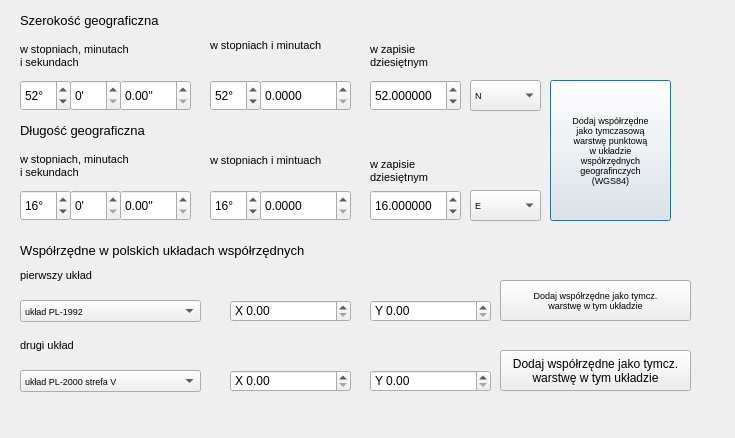
Old version of the form pl_coordinate_converter_dialog_base.ui in the repository kieemi/pl_coordinate_converter.
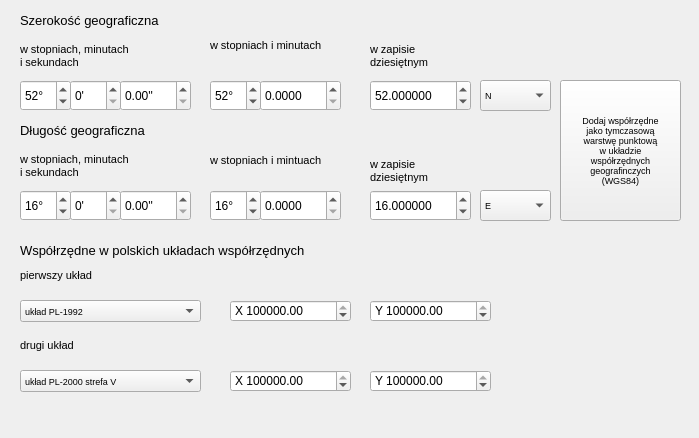
New version of the form.

Commit message: adding more connections beetween fields for dynamic conversions

What changed in the file:
```diff
--- a/pl_coordinate_converter_dialog_base.ui
+++ b/pl_coordinate_converter_dialog_base.ui
@@ -6,7 +6,7 @@
    <rect>
     <x>0</x>
     <y>0</y>
-    <width>735</width>
+    <width>699</width>
     <height>438</height>
    </rect>
   </property>
@@ -18,7 +18,7 @@
     <rect>
      <x>260</x>
      <y>190</y>
-     <width>91</width>
+     <width>81</width>
      <height>31</height>
     </rect>
    </property>
@@ -32,7 +32,7 @@
     <double>0.000000000000000</double>
    </property>
    <property name="maximum">
-    <double>100.000000000000000</double>
+    <double>60.000000000000000</double>
    </property>
    <property name="value">
     <double>0.000000000000000</double>
@@ -41,7 +41,7 @@
   <widget class="QPushButton" name="addTmpPointWGS">
    <property name="geometry">
     <rect>
-     <x>550</x>
+     <x>560</x>
      <y>80</y>
      <width>121</width>
      <height>141</height>
@@ -61,6 +61,9 @@
 geografinczych
 (WGS84)</string>
    </property>
+   <property name="autoDefault">
+    <bool>false</bool>
+   </property>
   </widget>
   <widget class="QSpinBox" name="spbLngDM_D">
    <property name="geometry">
@@ -108,7 +111,7 @@
     <rect>
      <x>370</x>
      <y>80</y>
-     <width>91</width>
+     <width>101</width>
      <height>31</height>
     </rect>
    </property>
@@ -150,7 +153,7 @@
   <widget class="QComboBox" name="cmbLngH">
    <property name="geometry">
     <rect>
-     <x>470</x>
+     <x>480</x>
      <y>190</y>
      <width>71</width>
      <height>31</height>
@@ -236,7 +239,7 @@
   <widget class="QComboBox" name="cmbLatH">
    <property name="geometry">
     <rect>
-     <x>470</x>
+     <x>480</x>
      <y>80</y>
      <width>71</width>
      <height>31</height>
@@ -374,6 +377,9 @@
    <property name="maximum">
     <double>9999999.990000000223517</double>
    </property>
+   <property name="value">
+    <double>294132.880000000004657</double>
+   </property>
   </widget>
   <widget class="QComboBox" name="cmbPLCrs2">
    <property name="geometry">
@@ -442,6 +448,9 @@
    <property name="maximum">
     <double>9999999.990000000223517</double>
    </property>
+   <property name="value">
+    <double>463557.979999999981374</double>
+   </property>
   </widget>
   <widget class="QLabel" name="label_9">
    <property name="geometry">
@@ -485,7 +494,7 @@
     <rect>
      <x>260</x>
      <y>80</y>
-     <width>91</width>
+     <width>81</width>
      <height>31</height>
     </rect>
    </property>
@@ -499,7 +508,7 @@
     <double>0.000000000000000</double>
    </property>
    <property name="maximum">
-    <double>100.000000000000000</double>
+    <double>60.000000000000000</double>
    </property>
    <property name="value">
     <double>0.000000000000000</double>
@@ -622,7 +631,7 @@
     <rect>
      <x>370</x>
      <y>190</y>
-     <width>91</width>
+     <width>101</width>
      <height>31</height>
     </rect>
    </property>
@@ -660,31 +669,34 @@
     <string>Współrzędne w polskich układach współrzędnych</string>
    </property>
   </widget>
-  <widget class="QDoubleSpinBox" name="dbspXCoord_2">
-   <property name="geometry">
-    <rect>
-     <x>370</x>
-     <y>370</y>
-     <width>121</width>
-     <height>22</height>
-    </rect>
-   </property>
-   <property name="prefix">
-    <string>Y </string>
-   </property>
-   <property name="suffix">
-    <string/>
-   </property>
-   <property name="decimals">
-    <number>2</number>
-   </property>
-   <property name="maximum">
-    <double>9999999.990000000223517</double>
-   </property>
-  </widget>
   <widget class="QDoubleSpinBox" name="dbspYCoord_2">
    <property name="geometry">
     <rect>
+     <x>370</x>
+     <y>370</y>
+     <width>121</width>
+     <height>22</height>
+    </rect>
+   </property>
+   <property name="prefix">
+    <string>Y </string>
+   </property>
+   <property name="suffix">
+    <string/>
+   </property>
+   <property name="decimals">
+    <number>2</number>
+   </property>
+   <property name="maximum">
+    <double>9999999.990000000223517</double>
+   </property>
+   <property name="value">
+    <double>5568671.879999999888241</double>
+   </property>
+  </widget>
+  <widget class="QDoubleSpinBox" name="dbspXCoord_2">
+   <property name="geometry">
+    <rect>
      <x>230</x>
      <y>370</y>
      <width>121</width>
@@ -703,6 +715,9 @@
    <property name="maximum">
     <double>9999999.990000000223517</double>
    </property>
+   <property name="value">
+    <double>5763372.030000000260770</double>
+   </property>
   </widget>
   <widget class="QLabel" name="label_6">
    <property name="geometry">
@@ -742,39 +757,6 @@
 i sekundach</string>
    </property>
   </widget>
-  <widget class="QPushButton" name="addTmpPointPL1">
-   <property name="geometry">
-    <rect>
-     <x>500</x>
-     <y>280</y>
-     <width>191</width>
-     <height>41</height>
-    </rect>
-   </property>
-   <property name="font">
-    <font>
-     <pointsize>7</pointsize>
-    </font>
-   </property>
-   <property name="text">
-    <string>Dodaj współrzędne jako tymcz.
-warstwę w tym układzie</string>
-   </property>
-  </widget>
-  <widget class="QPushButton" name="addTmpPointPL1_2">
-   <property name="geometry">
-    <rect>
-     <x>500</x>
-     <y>350</y>
-     <width>191</width>
-     <height>41</height>
-    </rect>
-   </property>
-   <property name="text">
-    <string>Dodaj współrzędne jako tymcz.
-warstwę w tym układzie</string>
-   </property>
-  </widget>
  </widget>
  <resources/>
  <connections/>
```
Left out of the diff: 4 changed lines with no effect on the pictures. The commit also changes 1 other file.
